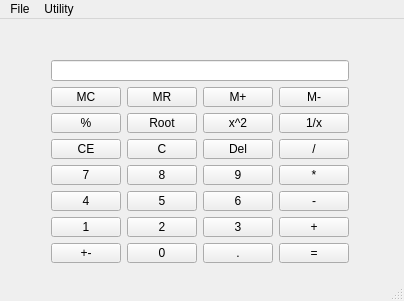
The window that mainwindow.ui (MichaelBerdnikov/simple_calculator) describes before a commit, drawn with Qt 5.
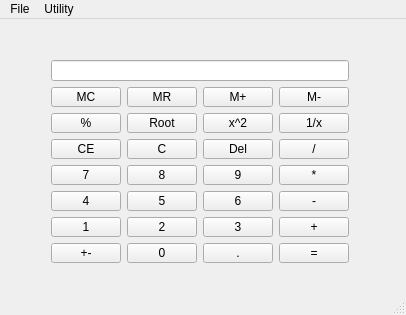
The same window after the commit.

Commit message: Update LogList and do not change Main Window place

Patch:
```diff
--- a/mainwindow.ui
+++ b/mainwindow.ui
@@ -6,8 +6,8 @@
    <rect>
     <x>0</x>
     <y>0</y>
-    <width>404</width>
-    <height>301</height>
+    <width>406</width>
+    <height>315</height>
    </rect>
   </property>
   <property name="windowTitle">
@@ -294,7 +294,7 @@
     <rect>
      <x>0</x>
      <y>0</y>
-     <width>404</width>
+     <width>406</width>
      <height>21</height>
     </rect>
    </property>
```
Left out of the diff: 8 changed lines with no effect on the pictures. The commit also changes 3 other files.
